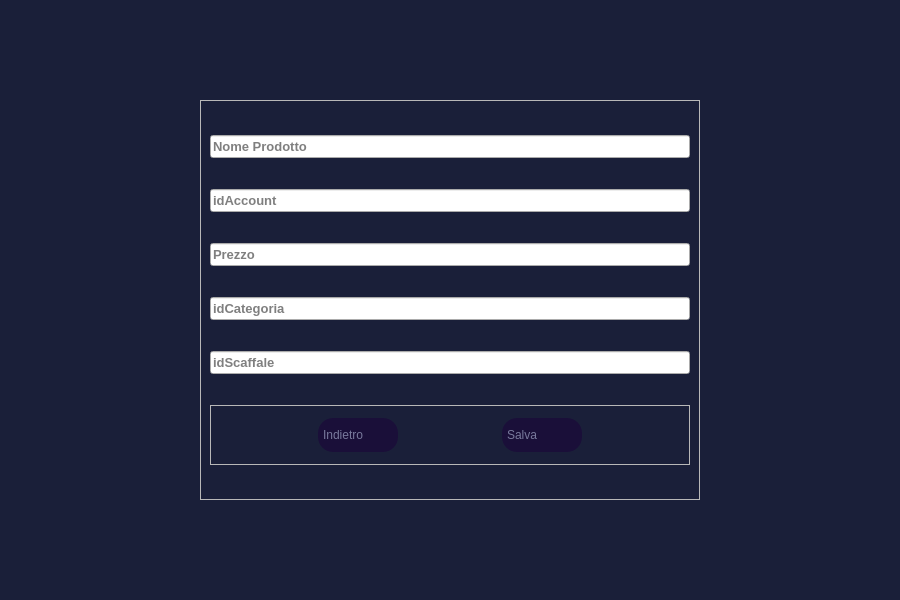
The window that NegozioDelUsatoPython/MVC/View/AdminButtonsViews/inserisciProdottoView.ui (LeonUrsu/NegozioDellUsato-ExamIS) describes before a commit, drawn with Qt 5.
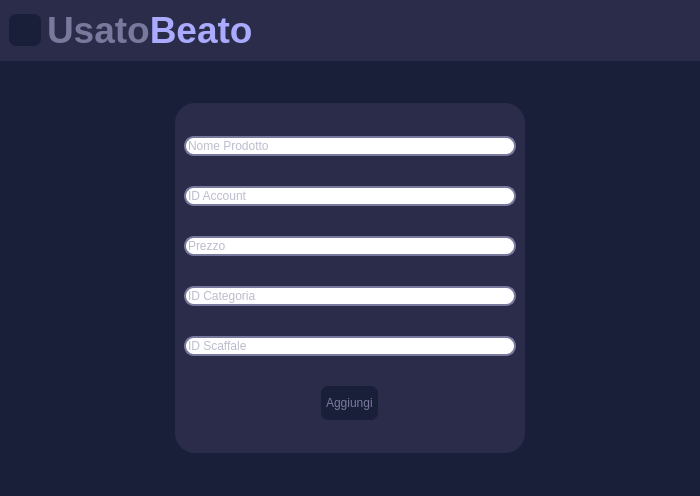
The same window after the commit. Icons and pictures are not drawn.

Commit message: modifiche di stile alle seguenti view: accountsView / inserisciClienteView / inserisciProdottoView / prodottiView

What changed in the file:
```diff
--- a/NegozioDelUsatoPython/MVC/View/AdminButtonsViews/inserisciProdottoView.ui
+++ b/NegozioDelUsatoPython/MVC/View/AdminButtonsViews/inserisciProdottoView.ui
@@ -6,176 +6,221 @@
    <rect>
     <x>0</x>
     <y>0</y>
-    <width>900</width>
-    <height>600</height>
+    <width>700</width>
+    <height>496</height>
    </rect>
   </property>
   <property name="windowTitle">
    <string>Form</string>
   </property>
   <property name="styleSheet">
-   <string notr="true">#inserisciProdottoView{
+   <string notr="true">*{	
+	color: #78799c;
+	border: none;
+}
+#inserisciProdottoView{
 	background-color:#1a1f39;
-}</string>
+}
+#topFrame{
+	background-color: #2a2c49;
+}
+#infoProdottoContent{
+	background-color: #2a2c49;
+	border-radius: 20px;
+}
+
+QPushButton{
+	padding : 10px 5px;
+	text-align:left;
+	color:#78799c;
+	font: 10pt &quot;Leelawadee UI&quot;;
+}
+#indietroBtn:pressed,#aggiungiBtn:pressed{
+	background-color: rgba(26, 31, 57,150);
+}
+#indietroBtn,#aggiungiBtn{
+	background-color: #1a1f39;
+	border-radius: 7px;
+}
+QLineEdit{
+	border-radius: 10px;
+	border: 2px solid #78799c;
+}
+
+</string>
   </property>
-  <layout class="QHBoxLayout" name="horizontalLayout">
+  <layout class="QVBoxLayout" name="verticalLayout">
+   <property name="spacing">
+    <number>0</number>
+   </property>
+   <property name="leftMargin">
+    <number>0</number>
+   </property>
+   <property name="topMargin">
+    <number>0</number>
+   </property>
+   <property name="rightMargin">
+    <number>0</number>
+   </property>
+   <property name="bottomMargin">
+    <number>0</number>
+   </property>
    <item>
-    <widget class="QFrame" name="addProdottoFrm">
-     <property name="maximumSize">
-      <size>
-       <width>500</width>
-       <height>400</height>
-      </size>
-     </property>
+    <widget class="QFrame" name="topFrame">
      <property name="frameShape">
       <enum>QFrame::StyledPanel</enum>
      </property>
      <property name="frameShadow">
       <enum>QFrame::Raised</enum>
      </property>
-     <layout class="QVBoxLayout" name="verticalLayout">
-      <item>
-       <widget class="QLineEdit" name="nomeLe">
-        <property name="font">
-         <font>
-          <pointsize>10</pointsize>
-          <bold>true</bold>
-         </font>
-        </property>
-        <property name="cursorPosition">
-         <number>0</number>
-        </property>
-        <property name="placeholderText">
-         <string>Nome Prodotto</string>
-        </property>
-       </widget>
-      </item>
-      <item>
-       <widget class="QLineEdit" name="idAccountLe">
-        <property name="font">
-         <font>
-          <pointsize>10</pointsize>
-          <bold>true</bold>
-         </font>
-        </property>
-        <property name="placeholderText">
-         <string>idAccount</string>
-        </property>
-       </widget>
-      </item>
-      <item>
-       <widget class="QLineEdit" name="prezzoLe">
-        <property name="font">
-         <font>
-          <pointsize>10</pointsize>
-          <bold>true</bold>
-         </font>
-        </property>
-        <property name="placeholderText">
-         <string>Prezzo</string>
-        </property>
-       </widget>
-      </item>
-      <item>
-       <widget class="QLineEdit" name="idCategoriaLe">
-        <property name="font">
-         <font>
-          <pointsize>10</pointsize>
-          <bold>true</bold>
-         </font>
-        </property>
-        <property name="placeholderText">
-         <string>idCategoria</string>
-        </property>
-       </widget>
-      </item>
-      <item>
-       <widget class="QLineEdit" name="idScaffaleLe">
-        <property name="font">
-         <font>
-          <pointsize>10</pointsize>
-          <bold>true</bold>
-         </font>
-        </property>
-        <property name="placeholderText">
-         <string>idScaffale</string>
-        </property>
-       </widget>
-      </item>
-      <item>
+     <layout class="QHBoxLayout" name="horizontalLayout_2">
+      <property name="spacing">
+       <number>0</number>
+      </property>
+      <property name="leftMargin">
+       <number>0</number>
+      </property>
+      <property name="topMargin">
+       <number>0</number>
+      </property>
+      <property name="rightMargin">
+       <number>0</number>
+      </property>
+      <property name="bottomMargin">
+       <number>0</number>
+      </property>
+      <item alignment="Qt::AlignLeft">
        <widget class="QFrame" name="frame">
-        <property name="maximumSize">
-         <size>
-          <width>16777215</width>
-          <height>60</height>
-         </size>
-        </property>
         <property name="frameShape">
          <enum>QFrame::StyledPanel</enum>
         </property>
         <property name="frameShadow">
          <enum>QFrame::Raised</enum>
         </property>
-        <layout class="QHBoxLayout" name="horizontalLayout_2">
-         <item>
+        <layout class="QHBoxLayout" name="horizontalLayout">
+         <item alignment="Qt::AlignHCenter">
           <widget class="QPushButton" name="indietroBtn">
+           <property name="sizePolicy">
+            <sizepolicy hsizetype="Minimum" vsizetype="Fixed">
+             <horstretch>0</horstretch>
+             <verstretch>0</verstretch>
+            </sizepolicy>
+           </property>
+           <property name="minimumSize">
+            <size>
+             <width>32</width>
+             <height>32</height>
+            </size>
+           </property>
            <property name="maximumSize">
             <size>
-             <width>80</width>
-             <height>16777215</height>
+             <width>32</width>
+             <height>32</height>
             </size>
            </property>
            <property name="cursor">
             <cursorShape>PointingHandCursor</cursorShape>
            </property>
-           <property name="styleSheet">
-            <string notr="true">QPushButton{
-	color:#78799c;
-	background-color:#1a0f39;
-	border-radius: 15px;
-	padding : 10px 5px;
-	text-align:left;
-	padding : 10px 5px;
-	text-align:left;
-	color:#78799c;
-	font: 10pt &quot;Leelawadee UI&quot;;
-}</string>
-           </property>
            <property name="text">
-            <string>Indietro</string>
+            <string/>
            </property>
            <property name="icon">
             <iconset resource="../resources.qrc">
              <normaloff>:/purpleIcons/assets/#78799c(purple) icons/rewind.svg</normaloff>:/purpleIcons/assets/#78799c(purple) icons/rewind.svg</iconset>
            </property>
+           <property name="iconSize">
+            <size>
+             <width>24</width>
+             <height>24</height>
+            </size>
+           </property>
+           <property name="autoDefault">
+            <bool>false</bool>
+           </property>
           </widget>
          </item>
          <item>
-          <widget class="QPushButton" name="saveBtn">
-           <property name="maximumSize">
-            <size>
-             <width>80</width>
-             <height>16777215</height>
-            </size>
+          <widget class="QLabel" name="applicationName">
+           <property name="text">
+            <string>&lt;html&gt;&lt;head/&gt;&lt;body&gt;&lt;p&gt;&lt;span style=&quot; font-size:28pt; font-weight:600;&quot;&gt;Usato&lt;/span&gt;&lt;span style=&quot; font-size:28pt; font-weight:600; color:#aaaaff;&quot;&gt;Beato&lt;/span&gt;&lt;/p&gt;&lt;/body&gt;&lt;/html&gt;</string>
            </property>
+          </widget>
+         </item>
+        </layout>
+       </widget>
+      </item>
+     </layout>
+    </widget>
+   </item>
+   <item>
+    <widget class="QFrame" name="centralBody">
+     <property name="sizePolicy">
+      <sizepolicy hsizetype="Preferred" vsizetype="Expanding">
+       <horstretch>0</horstretch>
+       <verstretch>0</verstretch>
+      </sizepolicy>
+     </property>
+     <property name="frameShape">
+      <enum>QFrame::StyledPanel</enum>
+     </property>
+     <property name="frameShadow">
+      <enum>QFrame::Raised</enum>
+     </property>
+     <layout class="QHBoxLayout" name="horizontalLayout_3">
+      <item>
+       <widget class="QWidget" name="infoProdottoContent" native="true">
+        <property name="maximumSize">
+         <size>
+          <width>350</width>
+          <height>350</height>
+         </size>
+        </property>
+        <layout class="QVBoxLayout" name="verticalLayout_2">
+         <item>
+          <widget class="QLineEdit" name="nomeLe">
+           <property name="text">
+            <string/>
+           </property>
+           <property name="placeholderText">
+            <string>Nome Prodotto</string>
+           </property>
+          </widget>
+         </item>
+         <item>
+          <widget class="QLineEdit" name="idAccountLe">
+           <property name="placeholderText">
+            <string>ID Account</string>
+           </property>
+          </widget>
+         </item>
+         <item>
+          <widget class="QLineEdit" name="prezzoLe">
+           <property name="placeholderText">
+            <string>Prezzo</string>
+           </property>
+          </widget>
+         </item>
+         <item>
+          <widget class="QLineEdit" name="idCategoriaLe">
+           <property name="placeholderText">
+            <string>ID Categoria</string>
+           </property>
+          </widget>
+         </item>
+         <item>
+          <widget class="QLineEdit" name="idScaffaleLe">
+           <property name="placeholderText">
+            <string>ID Scaffale</string>
+           </property>
+          </widget>
+         </item>
+         <item alignment="Qt::AlignHCenter">
+          <widget class="QPushButton" name="aggiungiBtn">
            <property name="cursor">
             <cursorShape>PointingHandCursor</cursorShape>
            </property>
-           <property name="styleSheet">
-            <string notr="true">QPushButton{
-	color:#78799c;
-	background-color:#1a0f39;
-	border-radius: 15px;
-	padding : 10px 5px;
-	text-align:left;
-	padding : 10px 5px;
-	text-align:left;
-	color:#78799c;
-	font: 10pt &quot;Leelawadee UI&quot;;
-}</string>
-           </property>
            <property name="text">
-            <string>Salva</string>
+            <string>Aggiungi</string>
            </property>
            <property name="icon">
             <iconset resource="../resources.qrc">
```
Left out of the diff: 4 changed lines with no effect on the pictures. The commit also changes 3 other files.
